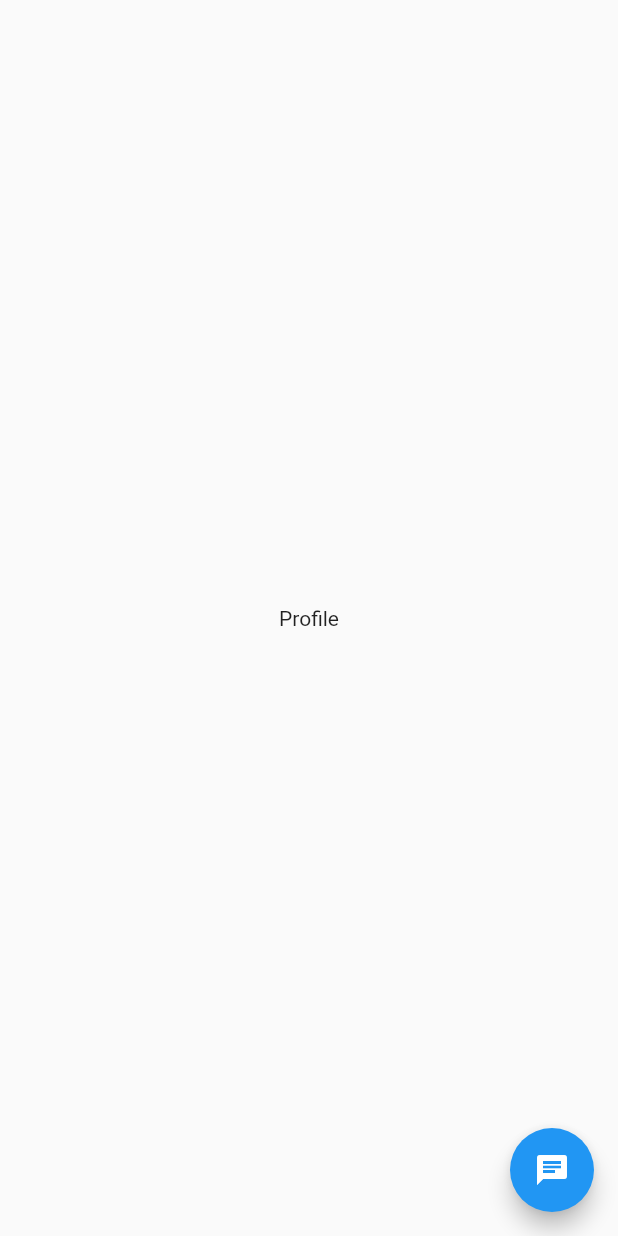
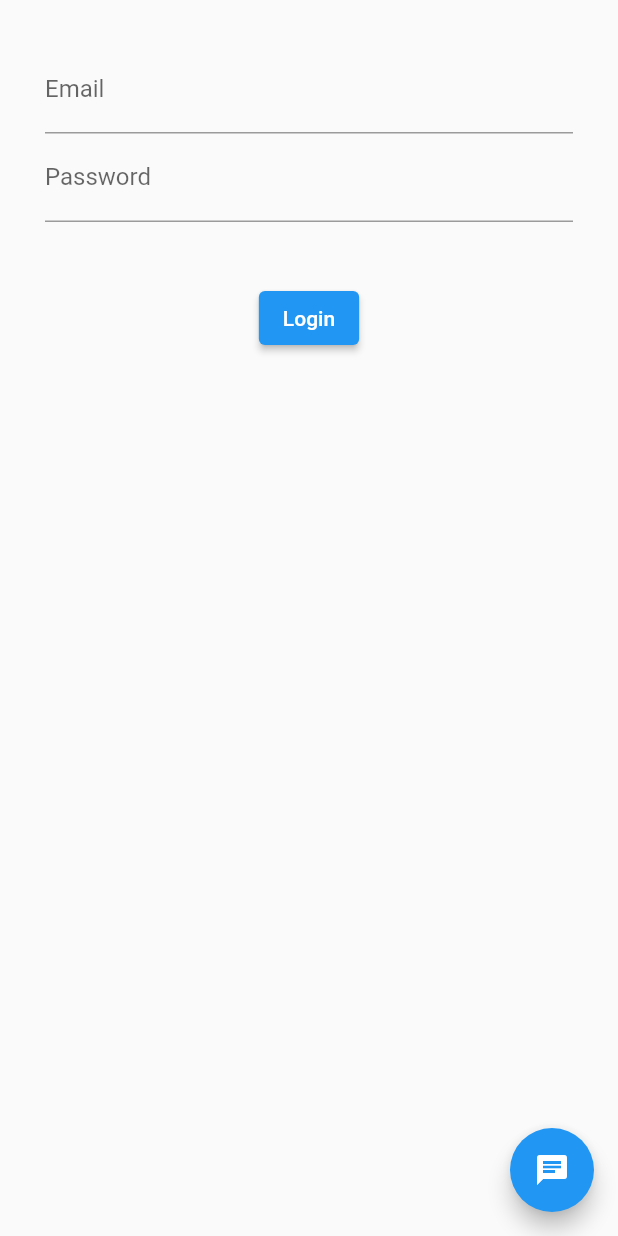
Before and after one commit to NabinRai4017/FoodApp, a Flutter app: the ProfileScreen screen opened directly, on a phone screen of 412 x 824 dp. Run offline on Flutter 3.47's test engine with Material 2 defaults, Android fonts, the phone set to English and light mode, and no system bars; our stand-ins replace flutter_redux, flutter_secure_storage, redux; missing offline and left inert: redux_logging; accounts and stored records are empty.

Commit message:
login form added

```diff
--- a/lib/component/screen/profile_screen.dart
+++ b/lib/component/screen/profile_screen.dart
@@ -13,6 +13,9 @@ class ProfileScreen extends StatefulWidget {
 }
 
 class _ProfileScreenState extends State<ProfileScreen> {
+  String? _email, _password;
+  final GlobalKey<FormState> _formKey = GlobalKey<FormState>();
+
   @override
   Widget build(BuildContext context) {
     return StoreConnector<AppState, _ViewModel>(
@@ -24,8 +27,48 @@ class _ProfileScreenState extends State<ProfileScreen> {
               tooltip: 'Help?',
               child: const Icon(Icons.chat),
             ),
-            body: const Center(
-              child: Text('Profile'),
+            body: Form(
+              key: _formKey,
+              child: Padding(
+                padding: const EdgeInsets.only(left: 30, right: 30, top: 30),
+                child: Column(
+                  children: [
+                    TextFormField(
+                      keyboardType: TextInputType.emailAddress,
+                      validator: (input) {
+                        if (input == null || input.isEmpty) {
+                          return 'Please a valid email';
+                        }
+                        return null;
+                      },
+                      onSaved: (input) => _email = input,
+                      decoration: const InputDecoration(labelText: 'Email'),
+                    ),
+                    TextFormField(
+                      keyboardType: TextInputType.text,
+                      obscureText: true,
+                      validator: (input) {
+                        if (input == null || input.isEmpty) {
+                          return 'Please a valid password';
+                        }
+                        return null;
+                      },
+                      onSaved: (input) => _password = input,
+                      decoration: const InputDecoration(labelText: 'Password'),
+                    ),
+                    const SizedBox(height: 40),
+                    ElevatedButton(
+                        onPressed: () {
+                          final formState = _formKey.currentState;
+                          if (formState!.validate()) {
+                            formState.save();
+                            vm.onPressedCallback(_email!, _password!);
+                          }
+                        },
+                        child: const Text("Login"))
+                  ],
+                ),
+              ),
             ),
           );
         });
@@ -33,13 +76,16 @@ class _ProfileScreenState extends State<ProfileScreen> {
 }
 
 class _ViewModel {
-  final Function onPressedCallback;
+  final Function(String, String) onPressedCallback;
   _ViewModel({required this.onPressedCallback});
 
   static _ViewModel fromStore(Store<AppState> store) {
-    return _ViewModel(onPressedCallback: () {
-      store.dispatch(
-          LogIn(data: {'email': 'johndoe@gmail.com', 'password': 'test@123'}));
+    return _ViewModel(onPressedCallback: (email, password) {
+      Map<String, dynamic> data = {
+        "email": email,
+        "password": password,
+      };
+      store.dispatch(LogIn(data: data));
     });
   }
 }
```
Also changed, not shown: 3 other files.
